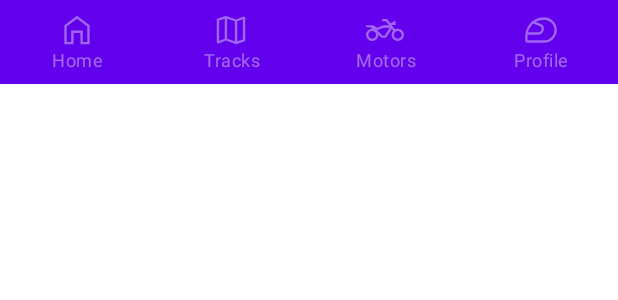
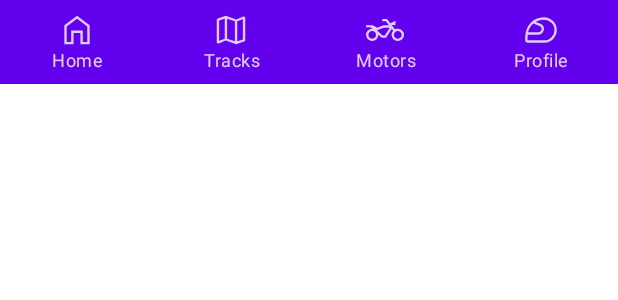
Before and after one commit to LoryBug/ComponentiKotlinCompose, an Android app built with Jetpack Compose: the @Preview function BottomNavigationBarPreview, on a phone screen of 412 x 824 dp. Shown: the top 300 px of the screen. Run offline under Robolectric (Android 15) with nearby library versions, the phone set to English and light mode, and no system bars.

Commit message:
mod homescreen

```diff
--- a/app/src/main/java/com/example/provacomponenti/Home/BottomBar/BottomBar.kt
+++ b/app/src/main/java/com/example/provacomponenti/Home/BottomBar/BottomBar.kt
@@ -21,14 +21,15 @@ fun BottomNavigationBar() {
     )
     BottomNavigation(
         backgroundColor = MaterialTheme.colors.primary,
-        contentColor = Color.White
+        contentColor = Color.White,
+        elevation = 4.dp
     ) {
         items.forEach { item ->
             BottomNavigationItem(
                 icon = { Icon(painterResource(id = item.icon), contentDescription = item.title, modifier = Modifier.size(25.dp)) },
                 label = { Text(text = item.title) },
-                selectedContentColor = Color.White,
-                unselectedContentColor = Color.White.copy(0.4f),
+                selectedContentColor = MaterialTheme.colors.surface,
+                unselectedContentColor =  MaterialTheme.colors.surface.copy(0.8f),
                 alwaysShowLabel = true,
                 selected = false,
                 onClick = {
--- a/app/src/main/java/com/example/provacomponenti/Home/TopBar/TopBar.kt
+++ b/app/src/main/java/com/example/provacomponenti/Home/TopBar/TopBar.kt
@@ -10,11 +10,13 @@ import androidx.compose.material.icons.filled.Favorite
 import androidx.compose.material.icons.filled.Menu
 import androidx.compose.runtime.Composable
 import androidx.compose.ui.tooling.preview.Preview
+import androidx.compose.ui.unit.dp
 
 @Composable
 fun TopBar(){
     TopAppBar(
         title = { Text("MotorTracks") },
+        elevation = 4.dp,
         navigationIcon = {
             IconButton(onClick = { /* doSomething() */ }) {
                 Icon(Icons.Filled.Menu, contentDescription = null)
```
Also changed, not shown: app/src/main/java/com/example/provacomponenti/Home/HomeScreen.kt (+25 -16 lines), app/src/main/java/com/example/provacomponenti/ui/theme/Theme.kt (+6 -2 lines).
